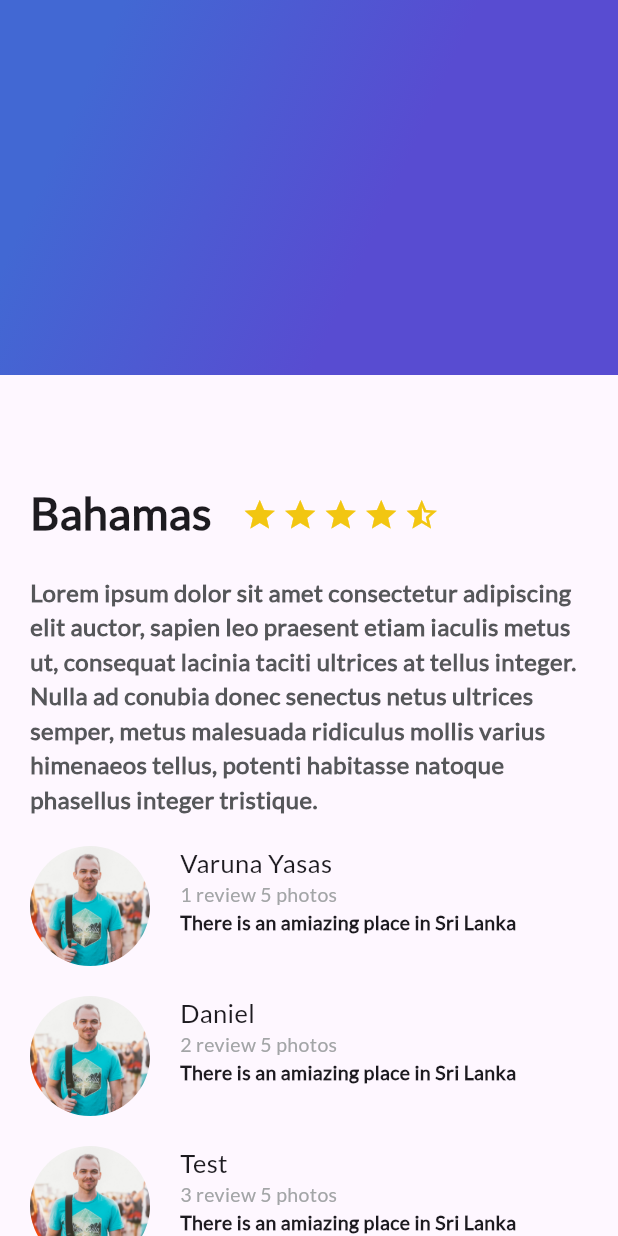
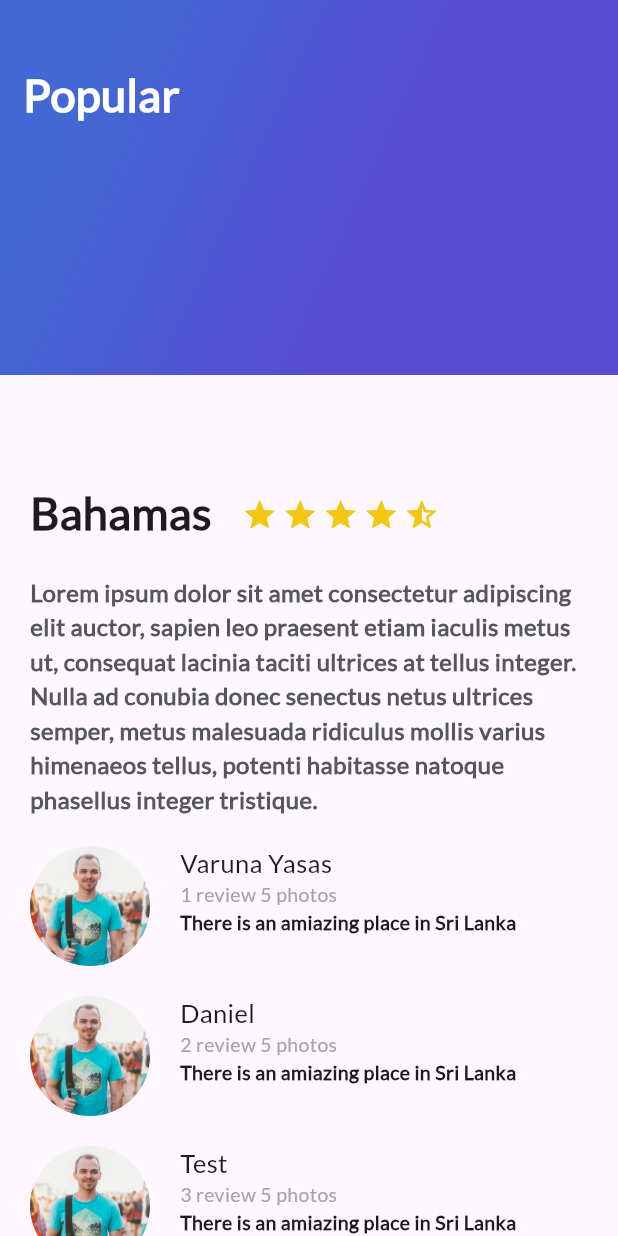
Before and after one commit to dpaggiola/curso-flutter, a Flutter app: the screen it shows after launch, on a phone screen of 412 x 824 dp. Run offline on Flutter 3.47's test engine with Material 3 defaults, Android fonts, the phone set to English and light mode, and no system bars.

Commit message:
Clase 31

```diff
--- a/platzi_trips_app/lib/gradient_back.dart
+++ b/platzi_trips_app/lib/gradient_back.dart
@@ -1,7 +1,9 @@
 import 'package:flutter/material.dart';
 
 class GradientBack extends StatelessWidget {
-  const GradientBack({super.key});
+  GradientBack(this.title, {super.key});
+
+  String title = "Popular";
 
   @override
   Widget build(BuildContext context) {
@@ -19,6 +21,16 @@ class GradientBack extends StatelessWidget {
           tileMode: TileMode.clamp,
         ),
       ),
+      child: Text(
+        title,
+        style: const TextStyle(
+          color: Colors.white,
+          fontSize: 30,
+          fontFamily: "Lato",
+          fontWeight: FontWeight.bold,
+        ),
+      ),
+      alignment: const Alignment(-0.9, -0.6),
     );
   }
 }
--- a/platzi_trips_app/lib/main.dart
+++ b/platzi_trips_app/lib/main.dart
@@ -44,7 +44,7 @@ class MyApp extends StatelessWidget {
                 const ReviewList(),
               ],
             ),
-            const GradientBack(),
+            GradientBack("Popular"),
           ],
         ),
       ),
--- a/platzi_trips_app/pubspec.yaml
+++ b/platzi_trips_app/pubspec.yaml
@@ -89,7 +89,7 @@ flutter:
   # For details regarding fonts from package dependencies,
   # see https://flutter.dev/custom-fonts/#from-packages
   assets:
-    - assets/img/people.jpg
+    - assets/img/
 
 
   fonts:
```
Also changed, not shown: platzi_trips_app/lib/card_image.dart (added, +34 -0 lines), platzi_trips_app/assets/img/beach.jpeg (added), platzi_trips_app/assets/img/beach_palm.jpeg (added), platzi_trips_app/assets/img/mountain.jpeg (added), platzi_trips_app/assets/img/river.jpeg (added), platzi_trips_app/assets/img/sunset.jpeg (added), 1 other file.
